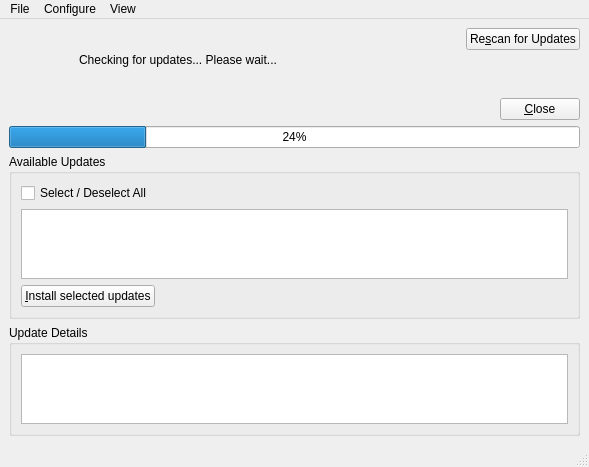
Qt form src-qt4/pc-updategui/mainWin.ui (trueos/pcbsd) before a commit.
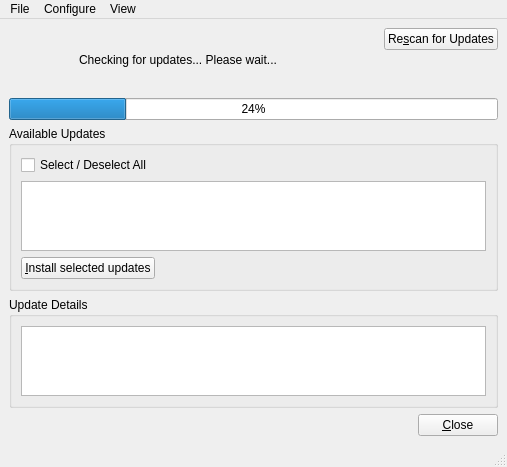
The same form after that commit. Icons and pictures are not drawn.

Commit message: PC-updategui: Fig main window UI

What changed in the file:
```diff
--- a/src-qt4/pc-updategui/mainWin.ui
+++ b/src-qt4/pc-updategui/mainWin.ui
@@ -6,7 +6,7 @@
    <rect>
     <x>0</x>
     <y>0</y>
-    <width>589</width>
+    <width>507</width>
     <height>440</height>
    </rect>
   </property>
@@ -101,30 +101,6 @@
       </item>
      </layout>
     </item>
-    <item>
-     <layout class="QHBoxLayout" name="horizontalLayout_3">
-      <item>
-       <spacer name="horizontalSpacer_2">
-        <property name="orientation">
-         <enum>Qt::Horizontal</enum>
-        </property>
-        <property name="sizeHint" stdset="0">
-         <size>
-          <width>40</width>
-          <height>20</height>
-         </size>
-        </property>
-       </spacer>
-      </item>
-      <item>
-       <widget class="QPushButton" name="pushClose">
-        <property name="text">
-         <string>&amp;Close</string>
-        </property>
-       </widget>
-      </item>
-     </layout>
-    </item>
     <item>
      <widget class="QProgressBar" name="progressUpdate">
       <property name="value">
@@ -214,6 +190,30 @@
       </layout>
      </widget>
     </item>
+    <item>
+     <layout class="QHBoxLayout" name="horizontalLayout_3">
+      <item>
+       <spacer name="horizontalSpacer_2">
+        <property name="orientation">
+         <enum>Qt::Horizontal</enum>
+        </property>
+        <property name="sizeHint" stdset="0">
+         <size>
+          <width>40</width>
+          <height>20</height>
+         </size>
+        </property>
+       </spacer>
+      </item>
+      <item>
+       <widget class="QPushButton" name="pushClose">
+        <property name="text">
+         <string>&amp;Close</string>
+        </property>
+       </widget>
+      </item>
+     </layout>
+    </item>
    </layout>
   </widget>
   <widget class="QMenuBar" name="menubar">
@@ -221,7 +221,7 @@
     <rect>
      <x>0</x>
      <y>0</y>
-     <width>589</width>
+     <width>507</width>
      <height>21</height>
     </rect>
    </property>
```
